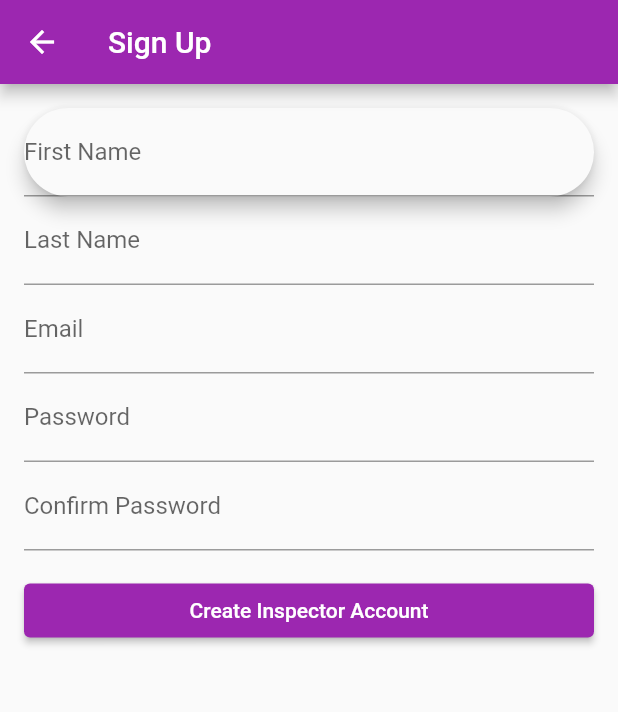
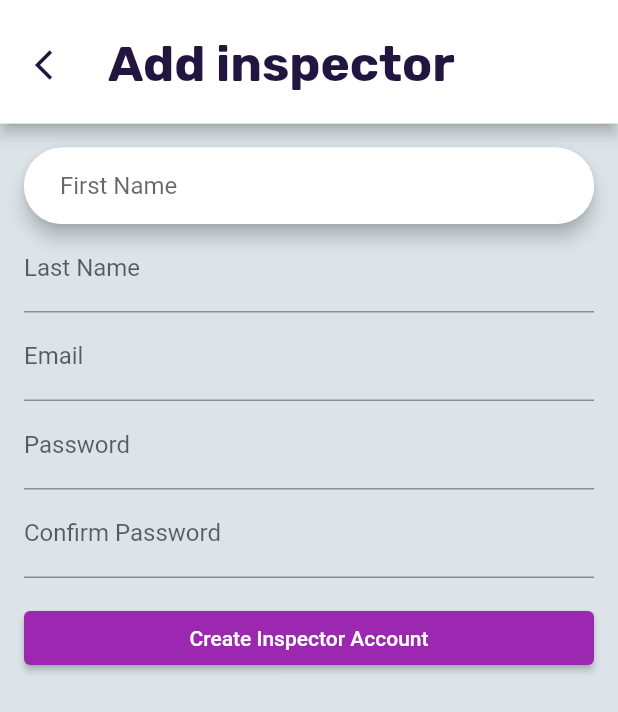
Before and after one commit to jonsonkurt/Quality-Control-Tracker, a Flutter app: the AdminInspectorCreationPage screen opened directly, on a phone screen of 412 x 824 dp. Shown: the top 712 px of the screen. Run offline on Flutter 3.47's test engine with Material 2 defaults, Android fonts, the phone set to English and light mode, and no system bars; our stand-ins replace device_info_plus, dropdown_search, firebase_auth, firebase_core, firebase_database, firebase_messaging and 7 more; missing offline and left inert: encrypt, textfield_datepicker; accounts and stored records are empty.

Commit message:
updated admin create

```diff
--- a/lib/view/admin/admin_inspector_creation_page.dart
+++ b/lib/view/admin/admin_inspector_creation_page.dart
@@ -19,6 +19,13 @@ class _AdminInspectorCreationPageState
   final _emailController = TextEditingController();
   final _passwordController = TextEditingController();
   final _confirmPasswordController = TextEditingController();
+
+  bool validateFN = false;
+  bool validateLN = false;
+  bool validateRole = false;
+  bool validateEmail = false;
+  bool validatePW = false;
+  bool validateCPW = false;
 
   Future<void> _signUp() async {
     if (_formKey.currentState!.validate()) {
@@ -100,8 +107,44 @@ class _AdminInspectorCreationPageState
 
   @override
   Widget build(BuildContext context) {
+    final mediaQuery = MediaQuery.of(context);
+
     return Scaffold(
-      appBar: AppBar(title: const Text('Sign Up')),
+      backgroundColor: const Color(0xFFDCE4E9),
+      appBar: PreferredSize(
+          preferredSize: Size.fromHeight(mediaQuery.size.height * 0.1),
+          child: AppBar(
+              toolbarHeight: 60,
+              backgroundColor: Colors.white,
+              leading: Padding(
+                padding: EdgeInsets.fromLTRB(
+                  mediaQuery.size.width * 0.035,
+                  mediaQuery.size.height * 0.028,
+                  0,
+                  0,
+                ),
+                child: IconButton(
+                  onPressed: () {
+                    Navigator.pop(context);
+                  },
+                  icon: const Icon(
+                    Icons.arrow_back_ios,
+                    color: Color(0xFF221540),
+                  ),
+                ),
+              ),
+              title: Padding(
+                padding: EdgeInsets.fromLTRB(0, mediaQuery.size.height * 0.03,
+                    mediaQuery.size.width * 0.06, 0),
+                child: Text(
+                  'Add inspector',
+                  style: TextStyle(
+                    fontFamily: 'Rubik Bold',
+                    fontSize: mediaQuery.size.height * 0.04,
+                    color: const Color(0xFF221540),
+                  ),
+                ),
+              ))),
       body: Padding(
         padding: const EdgeInsets.all(16.0),
         child: Form(
@@ -113,15 +156,49 @@ class _AdminInspectorCreationPageState
                 elevation: 5,
                 child: TextFormField(
                   controller: _firstNameController,
-                  decoration: const InputDecoration(labelText: 'First Name'),
+                  decoration: InputDecoration(
+                    hintText: 'First Name',
+                    labelStyle: const TextStyle(
+                      fontFamily: "Karla Regular",
+                      fontSize: 16,
+                      fontWeight: FontWeight.normal,
+                      color: Colors.black,
+                    ),
+                    filled: true,
+                    fillColor: Colors.white,
+                    contentPadding: const EdgeInsets.symmetric(
+                      vertical: 16, // Adjust the vertical padding here
+                      horizontal: 24, // Adjust the horizontal padding here
+                    ),
+                    border: OutlineInputBorder(
+                        borderSide: BorderSide.none,
+                        borderRadius: BorderRadius.circular(30)),
+                  ),
                   validator: (value) {
-                    if (value!.isEmpty) {
-                      return 'Please enter your first name';
+                    if (value == null || value.isEmpty) {
+                      setState(() {
+                        validateFN = true;
+                      });
+                      return null;
                     }
+                    setState(() {
+                      validateFN = false;
+                    });
                     return null;
                   },
                 ),
               ),
+              if (validateFN)
+                const Padding(
+                  padding: EdgeInsets.only(left: 20),
+                  child: Text(
+                    "Please enter your first name",
+                    style: TextStyle(
+                        fontFamily: 'Karla Regular',
+                        fontSize: 14,
+                        color: Colors.red),
+                  ),
+                ),
               TextFormField(
                 controller: _lastNameController,
                 decoration: const InputDecoration(labelText: 'Last Name'),
```
